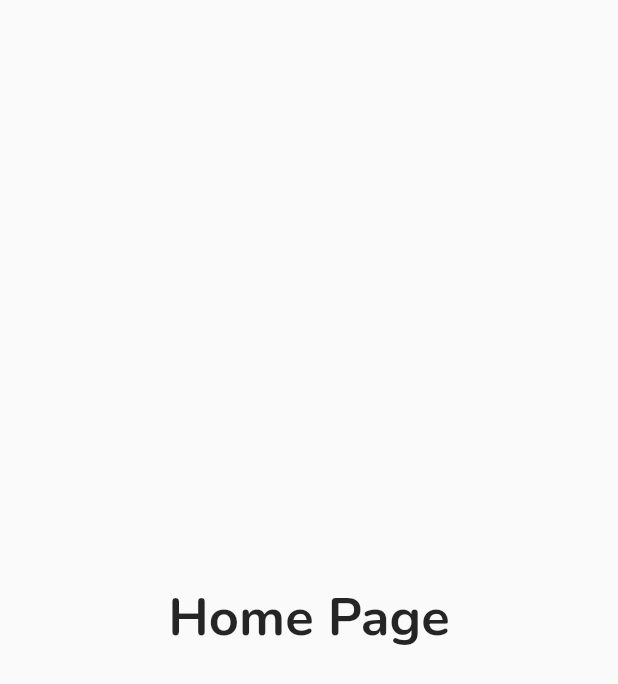
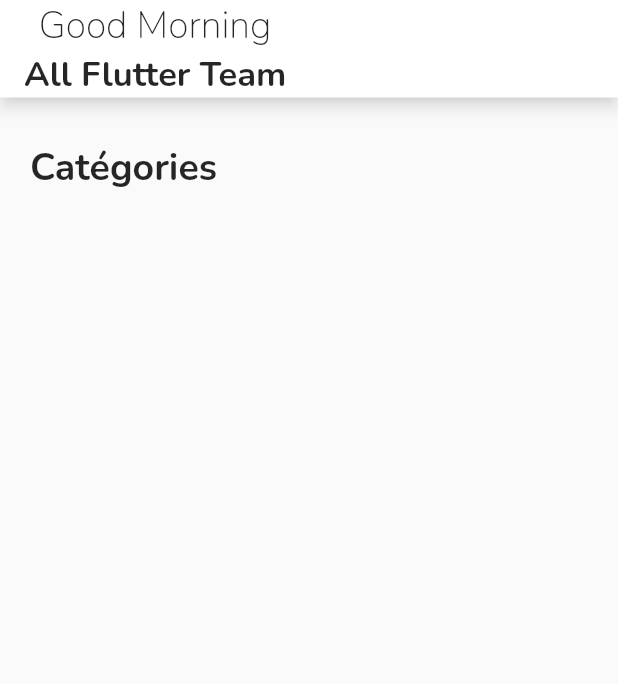
Before and after one commit to tizibienvenus/groceryapp, a Flutter app: the HomeScreen screen opened directly, on a phone screen of 412 x 824 dp. Shown: the top 684 px of the screen. Run offline on Flutter 3.47's test engine with Material 2 defaults, Android fonts, the phone set to English and light mode, and no system bars; our stand-ins replace flutter_svg, google_fonts.

Commit message:
Good BottomNavigationBar

```diff
--- a/lib/screens/details/details_product.dart
+++ b/lib/screens/details/details_product.dart
@@ -22,7 +22,7 @@ class DetailsProductsScreen extends StatelessWidget {
           child: Stack(
             //alignment: AlignmentDirectional.topEnd,
             children: [
-              Image.asset(Assets.orange),
+              Image.asset(Assets.imagesOrange),
               Positioned(
                 top: 320,
                 child: Container(
--- a/lib/screens/homoscreen/components/nav_bar.dart
+++ b/lib/screens/homoscreen/components/nav_bar.dart
@@ -60,18 +60,19 @@ class _ButtomNavbarState extends State<Home>{
           ),
               label: 'Orders'
           ),
-          const BottomNavigationBarItem(icon: Icon(
-            Icons.mobile_friendly,
+          const BottomNavigationBarItem(
+            icon: Icon(
+                Icons.import_export_outlined,
+              ),
             //size: 25,
-          ),
               label: 'Category'
           ),
           BottomNavigationBarItem(
          icon:Stack(
                 children:[
-                  const Icon(
-                    Icons.shopping_cart_rounded,
-                    //size: 30,
+                    const Icon(
+                      Icons.shopping_cart_rounded,
+                      //size: 30,
                   ),
                   Positioned(
                     top: 0,
--- a/lib/screens/homoscreen/homescreen.dart
+++ b/lib/screens/homoscreen/homescreen.dart
@@ -9,19 +9,24 @@ class HomeScreen extends StatelessWidget {
     return Scaffold(
       //left: false,
       //right: false,
+      appBar: buildAppBar(),
       body: SafeArea(
         bottom: false,
         //top: false,
         child: Container(
-          child: Center(
-            child: Text(
-                "Home Page",
-                style: GoogleFonts.nunito(
-                  fontSize: 35,
-                  fontWeight: FontWeight.bold,
-                  color: Colors.black.withOpacity(0.85),
-                )
-            ),
+          padding: EdgeInsets.symmetric(horizontal: 20, vertical: 30),
+          child: Row(
+            mainAxisAlignment: MainAxisAlignment.spaceBetween,
+            children: [
+              Text(
+                "Catégories",
+                  style: GoogleFonts.nunito(
+                    fontSize: 25,
+                    fontWeight: FontWeight.bold,
+                    color: Colors.black.withOpacity(0.85),
+                  )
+              )
+            ],
           ),
         ),
       ),
@@ -33,16 +38,39 @@ class HomeScreen extends StatelessWidget {
 
   AppBar buildAppBar() {
     return AppBar(
+      toolbarHeight: 65,
+        toolbarOpacity: 0,
+        shadowColor: kPrimaryColor,
       backgroundColor: kPrimaryColor,
-      elevation: 0,
-      centerTitle: false,
-      title: Text('Favorite\'s'),
-      actions: <Widget>[
-        IconButton(
-          icon: SvgPicture.asset("assets/icons/notification.svg"),
-          onPressed: () {},
+      title: Column(
+        mainAxisAlignment: MainAxisAlignment.start,
+        children: [
+          Text(
+            "Good Morning",
+              style: GoogleFonts.nunito(
+                fontSize: 25,
+                fontWeight: FontWeight.w200,
+                color: Colors.black.withOpacity(0.85),
+              )
+          ),
+          Text(
+              "All Flutter Team",
+            style: GoogleFonts.nunito(
+            fontSize: 23,
+            fontWeight: FontWeight.bold,
+            color: Colors.black.withOpacity(0.85),
+          )
+          )
+        ],
+      ),
+      actions: [
+        Row(
+          mainAxisAlignment: MainAxisAlignment.start,
+          children: [
+            Text("data")
+          ],
         ),
-      ],
+      ]
     );
   }
 }
```
Also changed, not shown: assets/icons/notification.svg (added), lib/generated/assets.dart.
